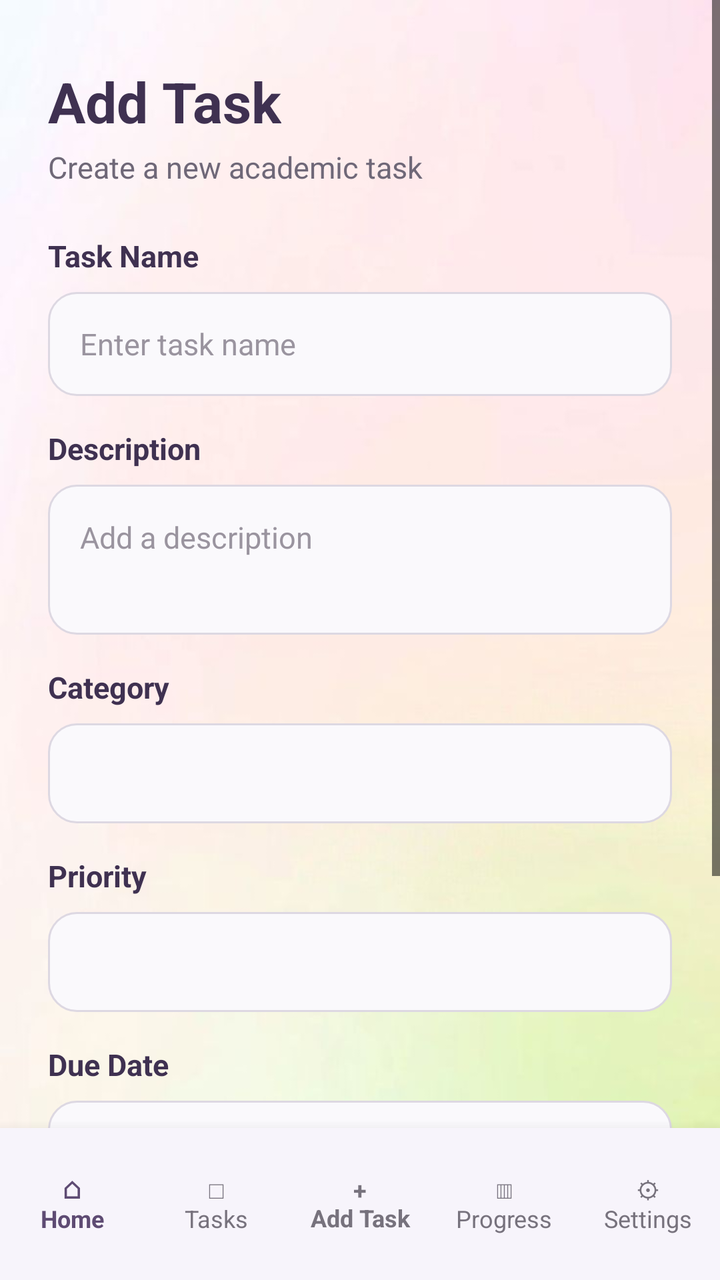
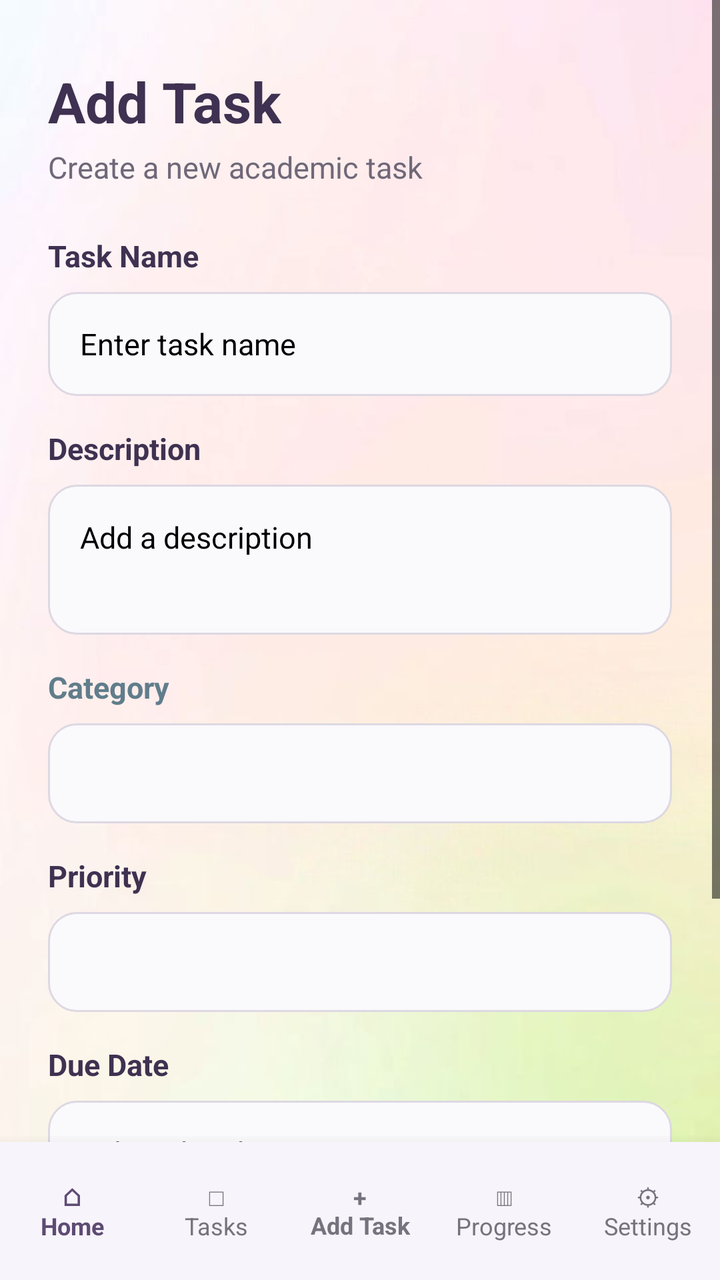

The first picture is an Android layout as it rendered before a commit; the second is the same layout after the commit. The layout source and the unified diff follow.
<!-- AndroidManifest.xml: application theme Theme.StudyMate -->
<!-- res/layout/fragment_add_task.xml -->
<?xml version="1.0" encoding="utf-8"?>
<androidx.constraintlayout.widget.ConstraintLayout
    xmlns:android="http://schemas.android.com/apk/res/android"
    xmlns:app="http://schemas.android.com/apk/res-auto"
    xmlns:tools="http://schemas.android.com/tools"
    android:layout_width="match_parent"
    android:layout_height="match_parent"
    android:background="@drawable/background_6"
    tools:context=".AddTaskFragment">

    
    <ScrollView
        android:id="@+id/addTaskScrollView"
        android:layout_width="0dp"
        android:layout_height="0dp"
        android:fillViewport="true"
        android:clipToPadding="false"
        android:paddingBottom="20dp"
        app:layout_constraintTop_toTopOf="parent"
        app:layout_constraintBottom_toTopOf="@id/bottomNav"
        app:layout_constraintStart_toStartOf="parent"
        app:layout_constraintEnd_toEndOf="parent">

        <androidx.constraintlayout.widget.ConstraintLayout
            android:layout_width="match_parent"
            android:layout_height="wrap_content">

            
            <TextView
                android:id="@+id/addTaskTitle"
                android:layout_width="wrap_content"
                android:layout_height="wrap_content"
                android:layout_marginStart="24dp"
                android:layout_marginTop="32dp"
                android:text="@string/add_task"
                android:textColor="#3F3151"
                android:textSize="28sp"
                android:textStyle="bold"
                app:layout_constraintStart_toStartOf="parent"
                app:layout_constraintTop_toTopOf="parent" />

            
            <TextView
                android:id="@+id/addTaskSubtitle"
                android:layout_width="wrap_content"
                android:layout_height="wrap_content"
                android:layout_marginStart="24dp"
                android:layout_marginTop="4dp"
                android:text="@string/create_a_new_academic_task"
                android:textColor="#6F6878"
                android:textSize="15sp"
                app:layout_constraintStart_toStartOf="parent"
                app:layout_constraintTop_toBottomOf="@id/addTaskTitle" />

            
            <TextView
                android:id="@+id/taskNameLabel"
                android:layout_width="wrap_content"
                android:layout_height="wrap_content"
                android:layout_marginStart="24dp"
                android:layout_marginTop="24dp"
                android:text="@string/task_name"
                android:textColor="#3F3151"
                android:textSize="15sp"
                android:textStyle="bold"
                app:layout_constraintStart_toStartOf="parent"
                app:layout_constraintTop_toBottomOf="@id/addTaskSubtitle" />

            <EditText
                android:id="@+id/taskName"
                android:layout_width="0dp"
                android:layout_height="52dp"
                android:layout_marginStart="24dp"
                android:layout_marginTop="8dp"
                android:layout_marginEnd="24dp"
                android:background="@drawable/edit_text_background"
                android:hint="@string/enter_task_name"
                android:inputType="textCapSentences"
                android:paddingStart="16dp"
                android:paddingEnd="16dp"
                android:textColor="#3F3151"
                android:textColorHint="#9A949F"
                android:textSize="15sp"
                app:layout_constraintEnd_toEndOf="parent"
                app:layout_constraintStart_toStartOf="parent"
                app:layout_constraintTop_toBottomOf="@id/taskNameLabel" />

            
            <TextView
                android:id="@+id/descriptionLabel"
                android:layout_width="wrap_content"
                android:layout_height="wrap_content"
                android:layout_marginStart="24dp"
                android:layout_marginTop="16dp"
                android:text="@string/description"
                android:textColor="#3F3151"
                android:textSize="15sp"
                android:textStyle="bold"
                app:layout_constraintStart_toStartOf="parent"
                app:layout_constraintTop_toBottomOf="@id/taskName" />

            <EditText
                android:id="@+id/taskDescription"
                android:layout_width="0dp"
                android:layout_height="75dp"
                android:layout_marginStart="24dp"
                android:layout_marginTop="8dp"
                android:layout_marginEnd="24dp"
                android:background="@drawable/edit_text_background"
                android:gravity="top"
                android:hint="@string/add_a_description"
                android:inputType="textCapSentences|textMultiLine"
                android:padding="16dp"
                android:textColor="#3F3151"
                android:textColorHint="#9A949F"
                android:textSize="15sp"
                app:layout_constraintEnd_toEndOf="parent"
                app:layout_constraintStart_toStartOf="parent"
                app:layout_constraintTop_toBottomOf="@id/descriptionLabel" />

            
            <TextView
                android:id="@+id/categoryLabel"
                android:layout_width="wrap_content"
                android:layout_height="wrap_content"
                android:layout_marginStart="24dp"
                android:layout_marginTop="16dp"
                android:text="@string/category"
                android:textColor="#3F3151"
                android:textSize="15sp"
                android:textStyle="bold"
                app:layout_constraintStart_toStartOf="parent"
                app:layout_constraintTop_toBottomOf="@id/taskDescription" />

            <Spinner
                android:id="@+id/spCategory"
                android:layout_width="0dp"
                android:layout_height="50dp"
                android:layout_marginStart="24dp"
                android:layout_marginTop="8dp"
                android:layout_marginEnd="24dp"
                android:background="@drawable/edit_text_background"
                app:layout_constraintEnd_toEndOf="parent"
                app:layout_constraintStart_toStartOf="parent"
                app:layout_constraintTop_toBottomOf="@id/categoryLabel" />

            
            <TextView
                android:id="@+id/priorityLabel"
                android:layout_width="wrap_content"
                android:layout_height="wrap_content"
                android:layout_marginStart="24dp"
                android:layout_marginTop="16dp"
                android:text="@string/priority"
                android:textColor="#3F3151"
                android:textSize="15sp"
                android:textStyle="bold"
                app:layout_constraintStart_toStartOf="parent"
                app:layout_constraintTop_toBottomOf="@id/spCategory" />

            <Spinner
                android:id="@+id/spinnerPriority"
                android:layout_width="0dp"
                android:layout_height="50dp"
                android:layout_marginStart="24dp"
                android:layout_marginTop="8dp"
                android:layout_marginEnd="24dp"
                android:background="@drawable/edit_text_background"
                app:layout_constraintEnd_toEndOf="parent"
                app:layout_constraintStart_toStartOf="parent"
                app:layout_constraintTop_toBottomOf="@id/priorityLabel" />

            
            <TextView
                android:id="@+id/dueDateLabel"
                android:layout_width="wrap_content"
                android:layout_height="wrap_content"
                android:layout_marginStart="24dp"
                android:layout_marginTop="16dp"
                android:text="@string/due_date"
                android:textColor="#3F3151"
                android:textSize="15sp"
                android:textStyle="bold"
                app:layout_constraintStart_toStartOf="parent"
                app:layout_constraintTop_toBottomOf="@id/spinnerPriority" />

            <EditText
                android:id="@+id/dueDate"
                android:layout_width="0dp"
                android:layout_height="52dp"
                android:layout_marginStart="24dp"
                android:layout_marginTop="8dp"
                android:layout_marginEnd="24dp"
                android:autofillHints=""
                android:background="@drawable/edit_text_background"
                android:clickable="true"
                android:focusable="false"
                android:hint="@string/select_due_date"
                android:paddingStart="16dp"
                android:paddingEnd="16dp"
                android:textColor="#3F3151"
                android:textColorHint="#9A949F"
                android:textSize="15sp"
                app:layout_constraintEnd_toEndOf="parent"
                app:layout_constraintStart_toStartOf="parent"
                app:layout_constraintTop_toBottomOf="@id/dueDateLabel" />

            
            <Button
                android:id="@+id/btnSaveTask"
                android:layout_width="240dp"
                android:layout_height="56dp"
                android:layout_marginStart="24dp"
                android:layout_marginTop="18dp"
                android:layout_marginEnd="24dp"
                android:layout_marginBottom="24dp"
                android:text="@string/save_task"
                android:textColor="#FFFFFF"
                android:textSize="16sp"
                android:textStyle="bold"
                app:layout_constraintBottom_toBottomOf="parent"
                app:layout_constraintEnd_toEndOf="parent"
                app:layout_constraintStart_toStartOf="parent"
                app:layout_constraintTop_toBottomOf="@id/dueDate" />

        </androidx.constraintlayout.widget.ConstraintLayout>

    </ScrollView>

    
    <include
        android:id="@+id/bottomNav"
        layout="@layout/bottom_nav"
        android:layout_width="0dp"
        android:layout_height="76dp"
        app:layout_constraintBottom_toBottomOf="parent"
        app:layout_constraintEnd_toEndOf="parent"
        app:layout_constraintStart_toStartOf="parent" />

</androidx.constraintlayout.widget.ConstraintLayout>
<!-- res/layout/bottom_nav.xml (included above) -->
<?xml version="1.0" encoding="utf-8"?>
<LinearLayout
    xmlns:android="http://schemas.android.com/apk/res/android"
    android:id="@+id/bottomNav"
    android:layout_width="match_parent"
    android:layout_height="76dp"
    android:orientation="horizontal"
    android:gravity="center"
    android:background="@color/studymate_background"
    android:elevation="10dp"
    android:paddingTop="6dp"
    android:paddingBottom="6dp">

    <TextView
        android:id="@+id/navHome"
        android:layout_width="0dp"
        android:layout_height="match_parent"
        android:layout_weight="1"
        android:text="@string/_10_home"
        android:gravity="center"
        android:textColor="@color/studymate_primary"
        android:textSize="12sp"
        android:textStyle="bold" />

    <TextView
        android:id="@+id/navTasks"
        android:layout_width="0dp"
        android:layout_height="match_parent"
        android:layout_weight="1"
        android:text="@string/_10_tasks"
        android:gravity="center"
        android:textColor="@color/studymate_text_grey"
        android:textSize="12sp" />

    <TextView
        android:id="@+id/navAddTask"
        android:layout_width="0dp"
        android:layout_height="match_parent"
        android:layout_weight="1"
        android:text="@string/_10_add_task"
        android:gravity="center"
        android:textColor="@color/studymate_text_grey"
        android:textSize="12sp"
        android:textStyle="bold" />

    <TextView
        android:id="@+id/navProgress"
        android:layout_width="0dp"
        android:layout_height="match_parent"
        android:layout_weight="1"
        android:text="@string/_10_progress"
        android:gravity="center"
        android:textColor="@color/studymate_text_grey"
        android:textSize="12sp" />

    <TextView
        android:id="@+id/navSettings"
        android:layout_width="0dp"
        android:layout_height="match_parent"
        android:layout_weight="1"
        android:text="@string/_10_settings"
        android:gravity="center"
        android:textColor="@color/studymate_text_grey"
        android:textSize="12sp" />

</LinearLayout>
<!-- resources referenced by this layout -->
<resources>
  <color name="studymate_background">#F7F4FB</color>
  <color name="studymate_primary">#5E4B73</color>
  <color name="studymate_text_grey">#77727D</color>
  <!-- drawable background_6: jpeg bitmap (drawable, 14870 bytes) -->
  <!-- drawable edit_text_background (drawable) -->
  <?xml version="1.0" encoding="utf-8"?>
  <shape xmlns:android="http://schemas.android.com/apk/res/android">
  
      <solid android:color="#FAF9FC" />
  
      <corners android:radius="14dp" />
  
      <stroke
          android:width="1dp"
          android:color="#DDD8E2" />
  
  </shape>
  <string name="_10_add_task">+\nAdd Task</string>
  <string name="_10_home">⌂\nHome</string>
  <string name="_10_progress">▥\nProgress</string>
  <string name="_10_settings">⚙\nSettings</string>
  <string name="_10_tasks">□\nTasks</string>
  <string name="add_a_description">Add a description</string>
  <string name="add_task">Add Task</string>
  <string name="category">Category</string>
  <string name="create_a_new_academic_task">Create a new academic task</string>
  <string name="description">Description</string>
  <string name="due_date">Due Date</string>
  <string name="enter_task_name">Enter task name</string>
  <string name="priority">Priority</string>
  <string name="save_task">Save Task</string>
  <string name="select_due_date">Select due date</string>
  <string name="task_name">Task Name</string>
  <style name="Theme.StudyMate" parent="Base.Theme.StudyMate" />
  <style name="Base.Theme.StudyMate" parent="Theme.Material3.Light.NoActionBar">
          <item name="colorPrimary">@color/studymate_primary</item>
          <item name="colorOnPrimary">@android:color/white</item>
  
          <item name="android:windowBackground">@color/studymate_background</item>
          <item name="android:textColorPrimary">@android:color/black</item>
          <item name="android:textColorSecondary">@android:color/black</item>
      </style>
</resources>

<!-- the commit's change to res/layout/fragment_add_task.xml (unified diff, before → after) -->
@@ -75,15 +75,17 @@
                 android:layout_marginEnd="24dp"
                 android:background="@drawable/edit_text_background"
                 android:hint="@string/enter_task_name"
+                android:importantForAutofill="no"
                 android:inputType="textCapSentences"
                 android:paddingStart="16dp"
                 android:paddingEnd="16dp"
                 android:textColor="#3F3151"
-                android:textColorHint="#9A949F"
-                android:textSize="15sp"
-                app:layout_constraintEnd_toEndOf="parent"
-                app:layout_constraintStart_toStartOf="parent"
-                app:layout_constraintTop_toBottomOf="@id/taskNameLabel" />
+                android:textColorHint="#000000"
+                android:textSize="15sp"
+                app:layout_constraintEnd_toEndOf="parent"
+                app:layout_constraintStart_toStartOf="parent"
+                app:layout_constraintTop_toBottomOf="@id/taskNameLabel"
+                tools:ignore="VisualLintTextFieldSize" />
 
             
             <TextView
@@ -109,14 +111,16 @@
                 android:background="@drawable/edit_text_background"
                 android:gravity="top"
                 android:hint="@string/add_a_description"
+                android:importantForAutofill="no"
                 android:inputType="textCapSentences|textMultiLine"
                 android:padding="16dp"
                 android:textColor="#3F3151"
-                android:textColorHint="#9A949F"
-                android:textSize="15sp"
-                app:layout_constraintEnd_toEndOf="parent"
-                app:layout_constraintStart_toStartOf="parent"
-                app:layout_constraintTop_toBottomOf="@id/descriptionLabel" />
+                android:textColorHint="#000000"
+                android:textSize="15sp"
+                app:layout_constraintEnd_toEndOf="parent"
+                app:layout_constraintStart_toStartOf="parent"
+                app:layout_constraintTop_toBottomOf="@id/descriptionLabel"
+                tools:ignore="VisualLintTextFieldSize" />
 
             
             <TextView
@@ -126,7 +130,7 @@
                 android:layout_marginStart="24dp"
                 android:layout_marginTop="16dp"
                 android:text="@string/category"
-                android:textColor="#3F3151"
+                android:textColor="#607D8B"
                 android:textSize="15sp"
                 android:textStyle="bold"
                 app:layout_constraintStart_toStartOf="parent"
@@ -139,6 +143,7 @@
                 android:layout_marginStart="24dp"
                 android:layout_marginTop="8dp"
                 android:layout_marginEnd="24dp"
+
                 android:background="@drawable/edit_text_background"
                 app:layout_constraintEnd_toEndOf="parent"
                 app:layout_constraintStart_toStartOf="parent"
@@ -196,14 +201,16 @@
                 android:clickable="true"
                 android:focusable="false"
                 android:hint="@string/select_due_date"
+                android:inputType="date"
                 android:paddingStart="16dp"
                 android:paddingEnd="16dp"
                 android:textColor="#3F3151"
-                android:textColorHint="#9A949F"
-                android:textSize="15sp"
-                app:layout_constraintEnd_toEndOf="parent"
-                app:layout_constraintStart_toStartOf="parent"
-                app:layout_constraintTop_toBottomOf="@id/dueDateLabel" />
+                android:textColorHint="#000000"
+                android:textSize="15sp"
+                app:layout_constraintEnd_toEndOf="parent"
+                app:layout_constraintStart_toStartOf="parent"
+                app:layout_constraintTop_toBottomOf="@id/dueDateLabel"
+                tools:ignore="VisualLintTextFieldSize" />
 
             
             <Button
@@ -232,7 +239,7 @@
         android:id="@+id/bottomNav"
         layout="@layout/bottom_nav"
         android:layout_width="0dp"
-        android:layout_height="76dp"
+        android:layout_height="69dp"
         app:layout_constraintBottom_toBottomOf="parent"
         app:layout_constraintEnd_toEndOf="parent"
         app:layout_constraintStart_toStartOf="parent" />
